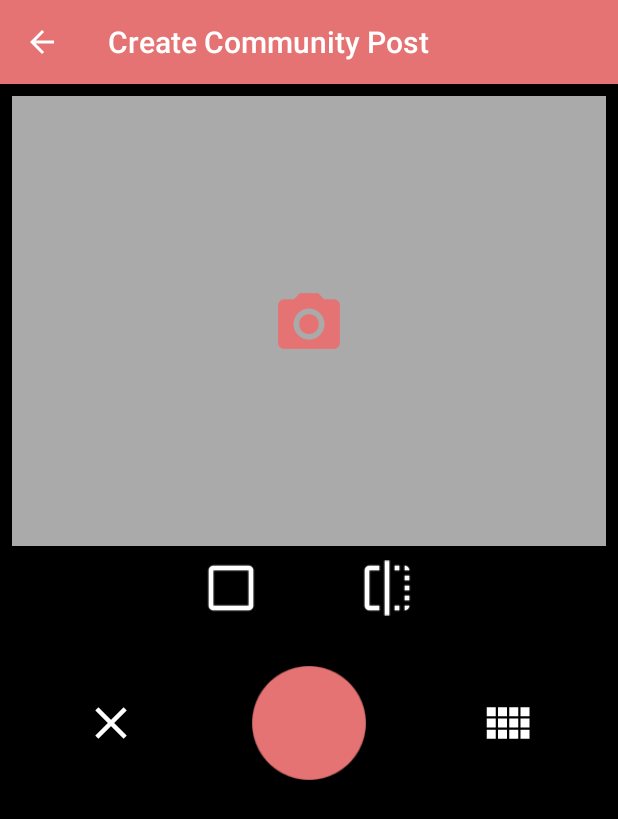
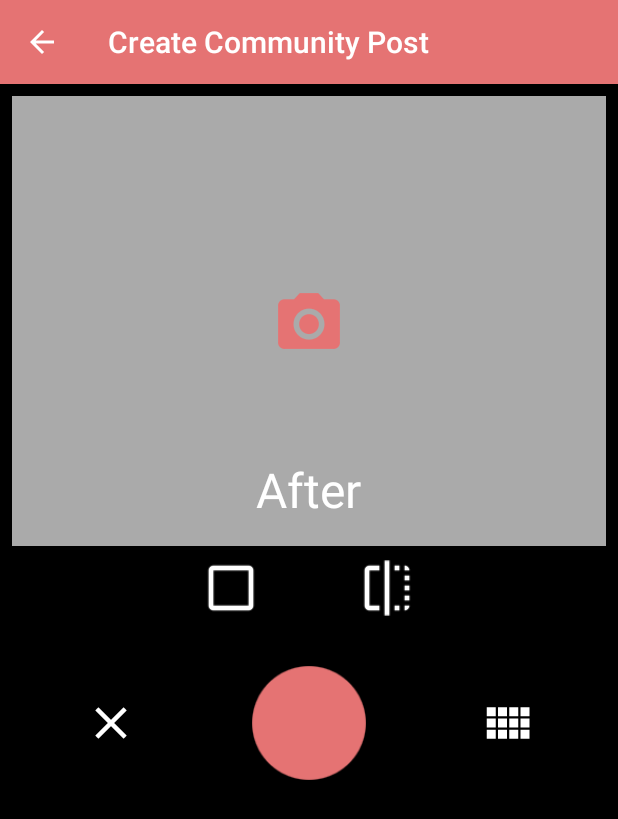
Before and after one commit to fit360/fit360, an Android app: the PostImageCaptureFragment screen opened directly, with no data from a screen before it, after a tap on an icon or button, on a phone screen of 412 x 824 dp. Shown: the top 819 px of the screen. Run offline under Robolectric (Android 15) with nearby library versions, the phone set to English and light mode, and no system bars; our stand-ins replace ButterKnife; libraries missing offline, so code that uses them is left out: android.support.percent; plain views replace PercentRelativeLayout; 3 statements that could not run were skipped.

Commit message:
before after labels

```diff
--- a/app/src/main/java/com/app/spott/fragments/PostImageCaptureFragment.java
+++ b/app/src/main/java/com/app/spott/fragments/PostImageCaptureFragment.java
@@ -22,6 +22,7 @@ import android.view.ViewGroup;
 import android.view.WindowManager;
 import android.widget.FrameLayout;
 import android.widget.ImageView;
+import android.widget.TextView;
 import android.widget.Toast;
 
 import com.app.spott.R;
@@ -86,6 +87,12 @@ public class PostImageCaptureFragment extends Fragment {
 
     @Bind(R.id.ivCameraTarget2)
     ImageView ivCameraTarget2;
+
+    @Bind(R.id.tvBefore)
+    TextView tvBefore;
+
+    @Bind(R.id.tvAfter)
+    TextView tvAfter;
 
 
     private ImageSurfaceView mImageSurfaceView1;
@@ -171,6 +178,8 @@ public class PostImageCaptureFragment extends Fragment {
                 ivCameraTarget2.setVisibility(View.GONE);
                 mMode = MODE_SPLIT;
                 verifyReadyToSubmit();
+                tvBefore.setVisibility(View.VISIBLE);
+                tvAfter.setVisibility(View.VISIBLE);
 
             }
         });
@@ -393,6 +402,8 @@ public class PostImageCaptureFragment extends Fragment {
         });
         ivCameraTarget1.setImageDrawable(getResources().getDrawable(R.drawable.camera_target_tbg));
         ivCameraTarget1.setVisibility(View.VISIBLE);
+        tvBefore.setVisibility(View.GONE);
+        tvAfter.setVisibility(View.GONE);
     }
 
     private Bitmap combineImages(Bitmap a, Bitmap b) {
--- a/app/src/main/res/layout/fragment_post_image_capture.xml
+++ b/app/src/main/res/layout/fragment_post_image_capture.xml
@@ -38,6 +38,18 @@
             android:visibility="gone" />
 
 
+        <TextView
+            android:id="@+id/tvBefore"
+            android:layout_width="wrap_content"
+            android:layout_height="wrap_content"
+            android:text="Before"
+            android:layout_gravity="center_horizontal|bottom"
+            android:textColor="@android:color/white"
+            android:textSize="32dp"
+            android:layout_marginBottom="16dp"
+            android:visibility="gone"/>
+
+
     </FrameLayout>
 
 
@@ -72,6 +84,17 @@
             android:layout_height="match_parent"
             android:scaleType="fitXY"
             android:visibility="gone" />
+
+        <TextView
+            android:id="@+id/tvAfter"
+            android:layout_width="wrap_content"
+            android:layout_height="wrap_content"
+            android:text="After"
+            android:layout_gravity="center_horizontal|bottom"
+            android:textColor="@android:color/white"
+            android:textSize="32dp"
+            android:layout_marginBottom="16dp"
+            android:visibility="gone"/>
     </FrameLayout>
 
     <LinearLayout
```
